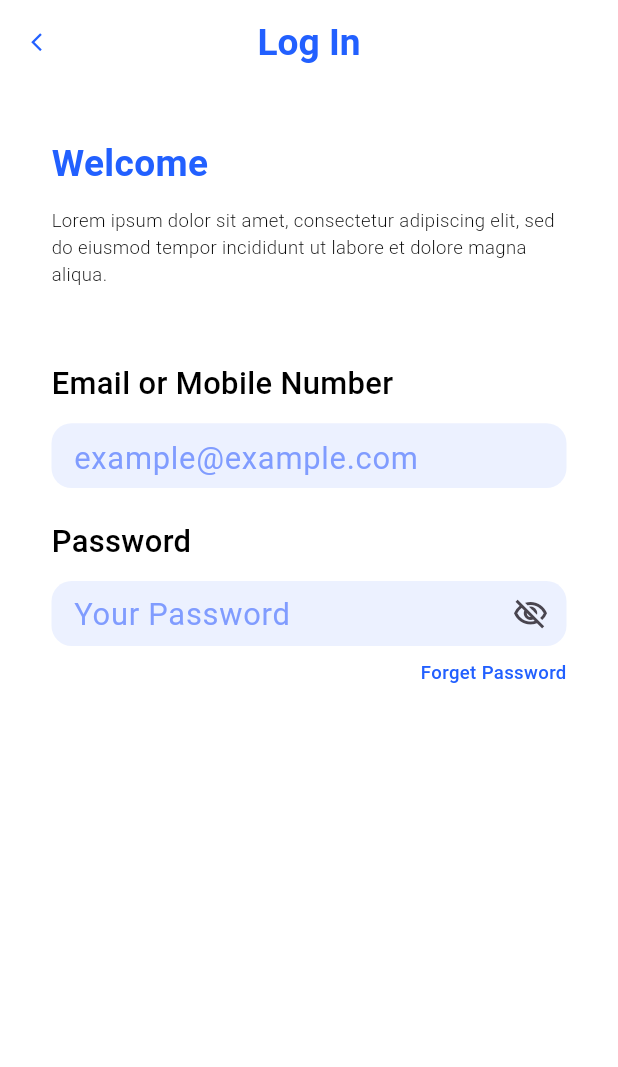
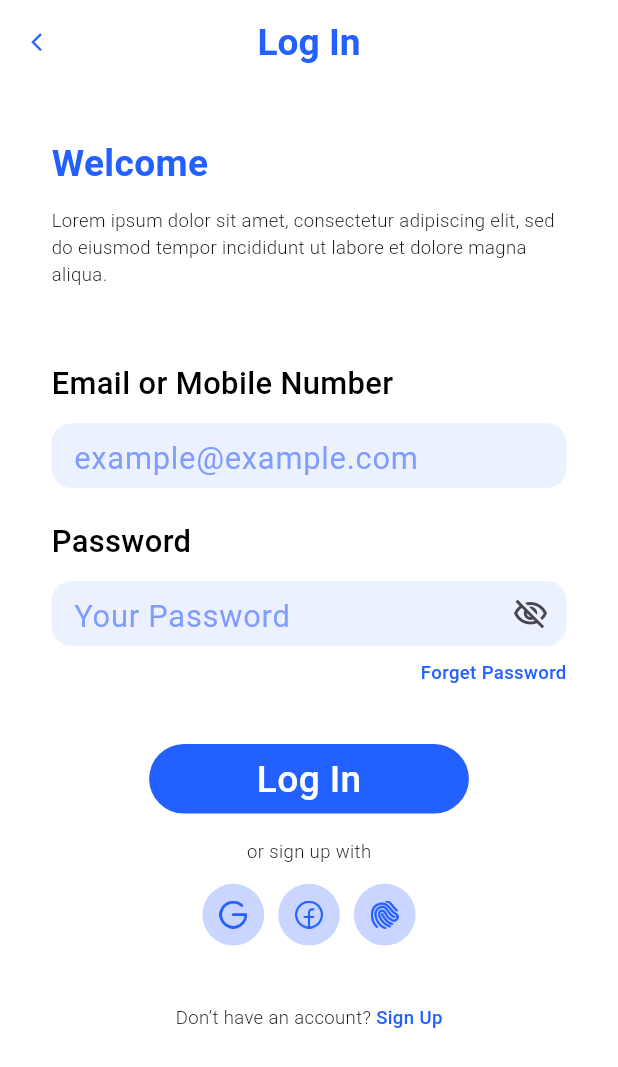
Before and after one commit to oBR1o/practice_skinfirst_ui, a Flutter app: the screen it shows after launch, after a tap on "Log In", on a phone screen of 412 x 824 dp. Shown: the top 1067 px of the screen. Run offline on Flutter 3.47's test engine with Material 3 defaults, Android fonts, the light colour scheme and no system bars; our stand-ins replace flutter_screenutil, google_fonts.

Commit message:
feat: create login button and Icon for login

```diff
--- a/skinfic_app/lib/screen/log_in_page.dart
+++ b/skinfic_app/lib/screen/log_in_page.dart
@@ -1,6 +1,7 @@
 import 'package:flutter/material.dart';
 import 'package:flutter_screenutil/flutter_screenutil.dart';
 import 'package:google_fonts/google_fonts.dart';
+import 'package:skinfic_app/route/page_router.dart';
 
 class LogInPage extends StatefulWidget {
   const LogInPage({super.key});
@@ -140,7 +141,7 @@ class _LogInPageState extends State<LogInPage> {
                         ),
                         border: InputBorder.none,
                         contentPadding: EdgeInsets.only(
-                          top: 5.h,
+                          top: 6.h,
                           left: 13.w,
                           right: 13.w,
                         ),
@@ -175,9 +176,129 @@ class _LogInPageState extends State<LogInPage> {
                 ],
               ),
             ),
+            Padding(
+              padding: EdgeInsets.only(top: 37.h, left: 30.w, right: 30.w),
+              child: Center(
+                child: Column(
+                  children: [
+                    Container(
+                      width: 207.r,
+                      height: 45.r,
+                      decoration: BoxDecoration(
+                        color: const Color.fromARGB(255, 34, 96, 255),
+                        borderRadius: BorderRadius.circular(30.r),
+                      ),
+                      child: Center(
+                        child: Text(
+                          'Log In',
+                          style: GoogleFonts.leagueSpartan(
+                              fontSize: 24.r,
+                              fontWeight: FontWeight.w500,
+                              color: Colors.white),
+                        ),
+                      ),
+                    ),
+                    SizedBox(height: 16.h),
+                    Text(
+                      'or sign up with',
+                      style: GoogleFonts.leagueSpartan(
+                        fontSize: 12.r,
+                        fontWeight: FontWeight.w300,
+                        color: const Color.fromARGB(255, 7, 7, 7),
+                      ),
+                    ),
+                    SizedBox(height: 12.h),
+                    SizedBox(
+                      width: 138.r,
+                      height: 40.r,
+                      child: const Row(
+                        mainAxisAlignment: MainAxisAlignment.spaceBetween,
+                        children: [
+                          IconFromeImage(
+                            imageIcon: 'assets/icons/google_icon.png',
+                            widthIcon: 18,
+                            heightIcon: 18,
+                          ),
+                          IconFromeImage(
+                            imageIcon: 'assets/icons/facebook_icon.png',
+                            widthIcon: 18,
+                            heightIcon: 18,
+                          ),
+                          IconFromeImage(
+                            imageIcon: 'assets/icons/fingerprint_icon.png',
+                            widthIcon: 18,
+                            heightIcon: 18,
+                          ),
+                        ],
+                      ),
+                    ),
+                    SizedBox(height: 38.h),
+                    Row(
+                      mainAxisAlignment: MainAxisAlignment.center,
+                      children: [
+                        Text(
+                          'Don’t have an account? ',
+                          style: GoogleFonts.leagueSpartan(
+                            fontSize: 12.r,
+                            fontWeight: FontWeight.w300,
+                            color: const Color.fromARGB(255, 7, 7, 7),
+                          ),
+                        ),
+                        GestureDetector(
+                          onTap: () {
+                            Navigator.pushNamed(context, PageRouter.signUpPage);
+                          },
+                          child: Text(
+                            'Sign Up',
+                            style: GoogleFonts.leagueSpartan(
+                              fontSize: 12.r,
+                              fontWeight: FontWeight.w500,
+                              color: const Color.fromARGB(255, 34, 96, 255),
+                            ),
+                          ),
+                        )
+                      ],
+                    )
+                  ],
+                ),
+              ),
+            ),
           ],
         ),
       ),
     );
   }
 }
+
+class IconFromeImage extends StatelessWidget {
+  final String imageIcon;
+  final int widthIcon;
+  final int heightIcon;
+
+  const IconFromeImage({
+    super.key,
+    required this.imageIcon,
+    required this.widthIcon,
+    required this.heightIcon,
+  });
+
+  @override
+  Widget build(BuildContext context) {
+    return Container(
+      width: 40.r,
+      height: 40.r,
+      decoration: const BoxDecoration(
+        color: Color.fromARGB(255, 202, 214, 255),
+        shape: BoxShape.circle,
+      ),
+      child: Center(
+        child: Image.asset(
+          imageIcon,
+          width: widthIcon.r,
+          height: heightIcon.r,
+          fit: BoxFit.cover,
+        ),
+      ),
+    );
+  }
+}
--- a/skinfic_app/pubspec.yaml
+++ b/skinfic_app/pubspec.yaml
@@ -62,6 +62,7 @@ flutter:
   uses-material-design: true
   assets:
     - assets/images/
+    - assets/icons/
 
   # To add assets to your application, add an assets section, like this:
   # assets:
```
Also changed, not shown: skinfic_app/assets/icons/facebook_icon.png (added), skinfic_app/assets/icons/fingerprint_icon.png (added), skinfic_app/assets/icons/google_icon.png (added).
